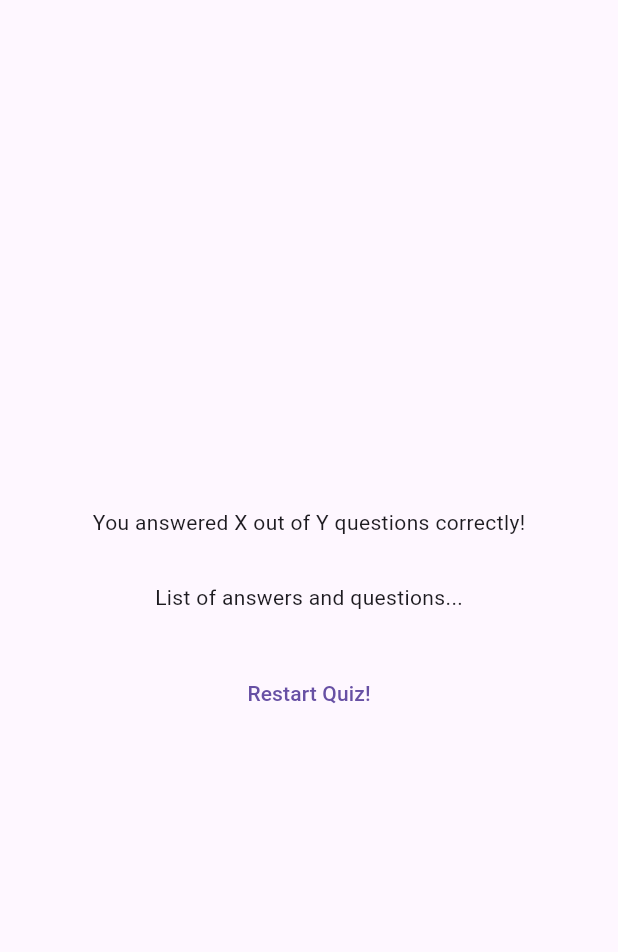
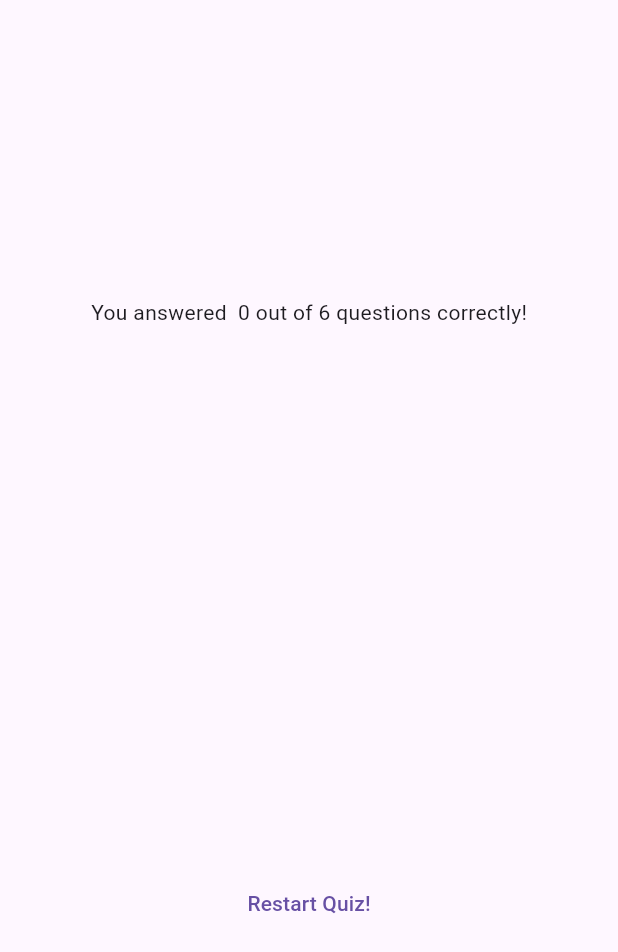
Before and after one commit to n-cherkaoui/flutter-quiz-app, a Flutter app: the ResultsScreen widget shown alone on an empty page, opened directly with empty values, on a phone screen of 412 x 824 dp. Shown: the top 952 px of the screen. Run offline on Flutter 3.47's test engine with Material 3 defaults, Android fonts, the phone set to English and light mode, and no system bars; our stand-ins replace google_fonts.

```diff
--- a/lib/questions_summary.dart
+++ b/lib/questions_summary.dart
@@ -7,14 +7,31 @@ class QuestionsSummary extends StatelessWidget {
 
   @override
   Widget build(BuildContext context) {
-    return Column(
+    return SizedBox(
+      height: 300,
+      child: SingleChildScrollView(
+        child: Column(
           children: summaryData.map((data) {
             return Row(
               children: [
                 Text(((data["question_index"] as int) + 1).toString()),
+                Expanded(
+                  child: Column(
+                    children: [
+                      Text(data['question'] as String),
+                      const SizedBox(
+                        height: 5,
+                      ),
+                      Text(data['user_answer'] as String),
+                      Text(data['correct_answer'] as String)
+                    ],
+                  ),
+                )
               ],
             );
           }).toList(),
+        ),
+      ),
     );
   }
 }
--- a/lib/quiz.dart
+++ b/lib/quiz.dart
@@ -29,7 +29,6 @@ class _QuizState extends State<Quiz> {
 
     if (selectedAnswers.length == questions.length) {
       setState(() {
-        selectedAnswers = [];
         activeScreen = 'results-screen';
       });
     }
--- a/lib/results_screen.dart
+++ b/lib/results_screen.dart
@@ -1,4 +1,5 @@
 import 'package:adv_basics/data/questions.dart';
+import 'package:adv_basics/questions_summary.dart';
 import 'package:flutter/material.dart';
 
 class ResultsScreen extends StatelessWidget {
@@ -26,7 +27,21 @@ class ResultsScreen extends StatelessWidget {
 
   @override
   Widget build(BuildContext context) {
-    // TODO: implement build
+    final summaryData = getSummaryData();
+    final numTotalQuestions = questions.length;
+    final numCorrectQuestions = summaryData.where((data) {
+      return data["user_answer"] == data["correct_answer"];
+    }).length;
+
+    /* TODO:
+    1. Change font of questions to match results Page
+    2. Change color of all questions and restart quiz to white
+    2. Highlight correct answers
+    3. Put each number in circles
+    4. Add margin between each question
+    5. Add an icon to the restart quiz button
+    */
+
     return SizedBox(
       width: double.infinity,
       child: Container(
@@ -34,11 +49,11 @@ class ResultsScreen extends StatelessWidget {
         child: Column(
           mainAxisAlignment: MainAxisAlignment.center,
           children: [
-            const Text('You answered X out of Y questions correctly!'),
+            Text('You answered  $numCorrectQuestions out of $numTotalQuestions questions correctly!'),
             const SizedBox(
               height: 30,
             ),
-            const Text('List of answers and questions...'),
+            QuestionsSummary(summaryData),
             const SizedBox(
               height: 30,
             ),
```
Lines whose indentation alone changed are shown as unchanged.
